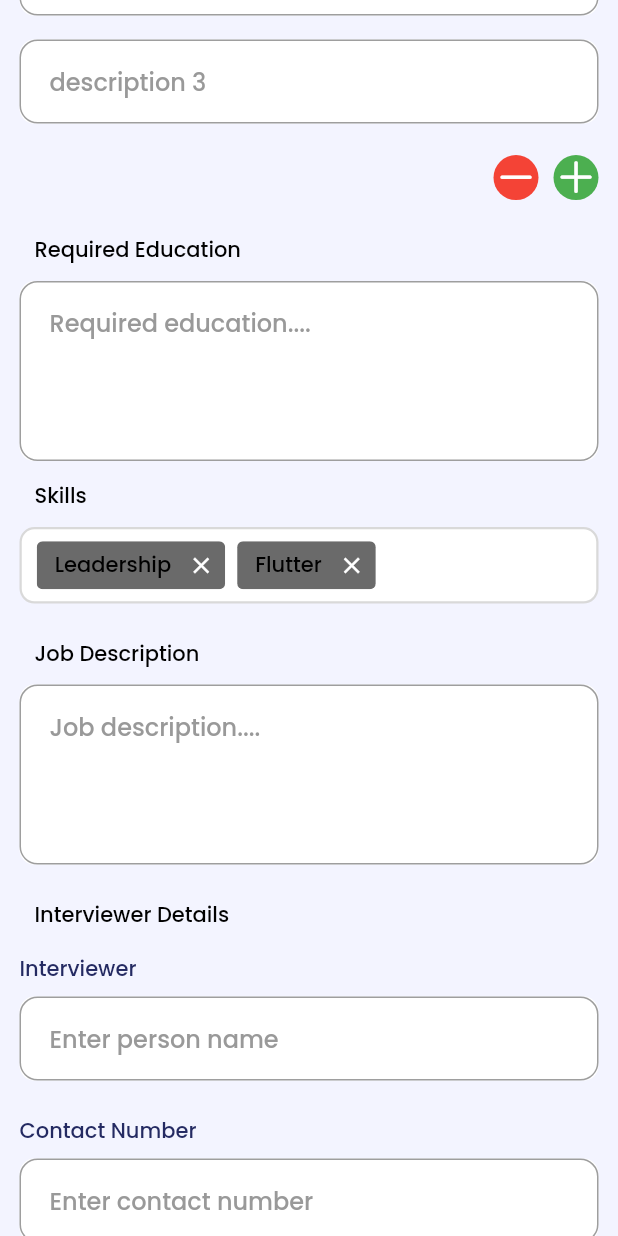
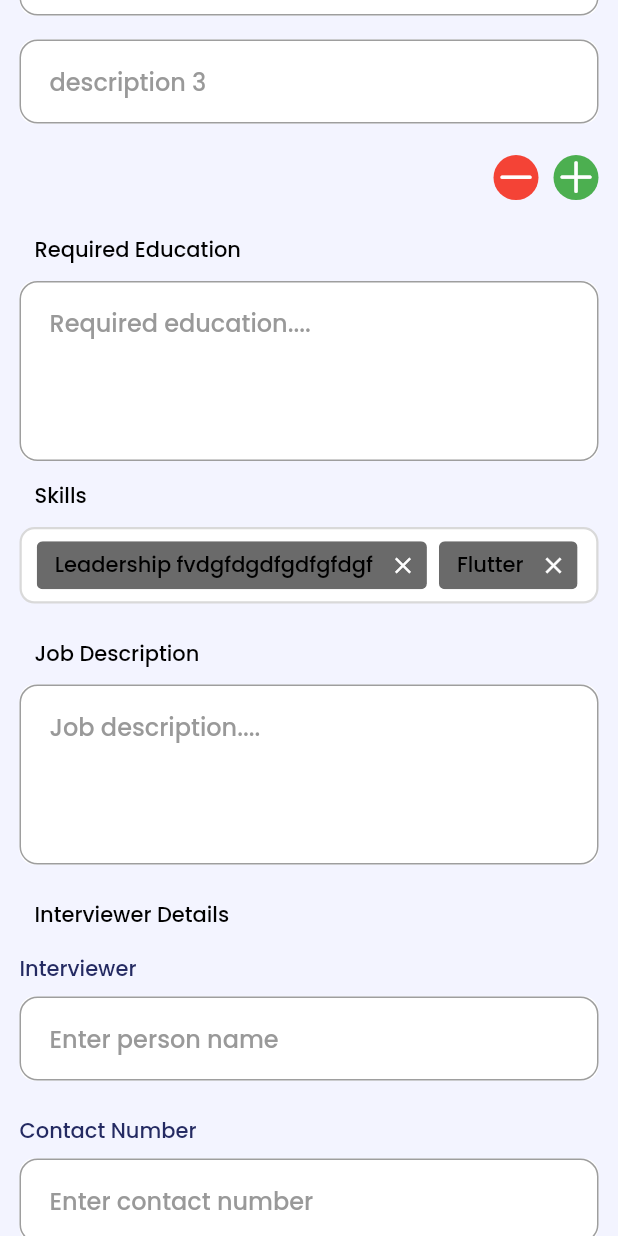
Before and after one commit to IVisionInfotech/zobportApp, a Flutter app: the AddNewJobScreenEmp screen opened directly, scrolled down 1152 dp, on a phone screen of 412 x 824 dp. Run offline on Flutter 3.47's test engine with Material 3 defaults, Android fonts, the light colour scheme and no system bars; our stand-ins replace carousel_slider, connectivity_plus, email_validator, file_picker, flutter_screenutil, get and 4 more.

Commit message:
File change

```diff
--- a/lib/Screens/add_new_job_screen_emp.dart
+++ b/lib/Screens/add_new_job_screen_emp.dart
@@ -30,7 +30,7 @@ class _AddNewJobScreenEmpState extends State<AddNewJobScreenEmp> {
       TextEditingController();
   final TextEditingController nightShiftSalaryController =
       TextEditingController();
-  List<String> selectedSkills = ['Leadership', 'Flutter'];
+  List<String> selectedSkills = ['Leadership fvdgfdgdfgdfgfdgf', 'Flutter'];
   @override
   Widget build(BuildContext context) {
     ScreenSizeConfig.init(context);
```
